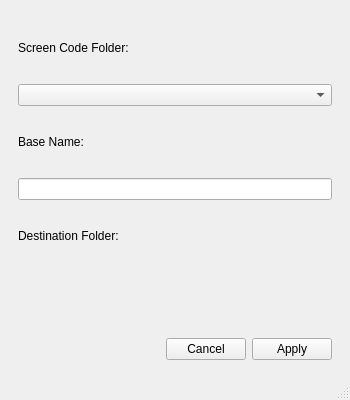
Before: the Qt Designer form share/qtvcp/panels/copy_dialog/copy_dialog.ui in LinuxCNC/linuxcnc, drawn with Qt 5.
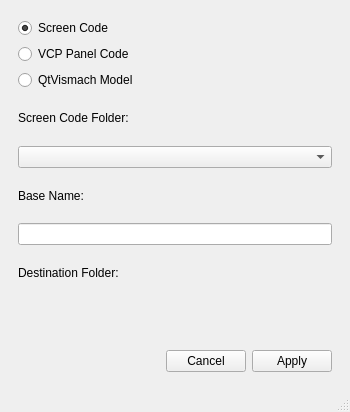
After: the same form once the commit is applied. Custom widgets are drawn as their Qt base class.

Commit message: qtvcp -update copy dialog for copying panels and vismach files.

```diff
--- a/share/qtvcp/panels/copy_dialog/copy_dialog.ui
+++ b/share/qtvcp/panels/copy_dialog/copy_dialog.ui
@@ -7,7 +7,7 @@
     <x>0</x>
     <y>0</y>
     <width>350</width>
-    <height>400</height>
+    <height>412</height>
    </rect>
   </property>
   <property name="windowTitle">
@@ -35,6 +35,30 @@
          <bool>true</bool>
         </property>
         <layout class="QVBoxLayout" name="verticalLayout_2">
+         <item>
+          <widget class="QRadioButton" name="radiobutton_screen">
+           <property name="text">
+            <string>Screen Code</string>
+           </property>
+           <property name="checked">
+            <bool>true</bool>
+           </property>
+          </widget>
+         </item>
+         <item>
+          <widget class="QRadioButton" name="radiobutton_vcp">
+           <property name="text">
+            <string>VCP Panel Code</string>
+           </property>
+          </widget>
+         </item>
+         <item>
+          <widget class="QRadioButton" name="radiobutton_vismach">
+           <property name="text">
+            <string>QtVismach Model</string>
+           </property>
+          </widget>
+         </item>
          <item>
           <widget class="QLabel" name="label">
            <property name="text">
```
Left out of the diff: 65 changed lines with no effect on the pictures. The commit also changes 1 other file.
